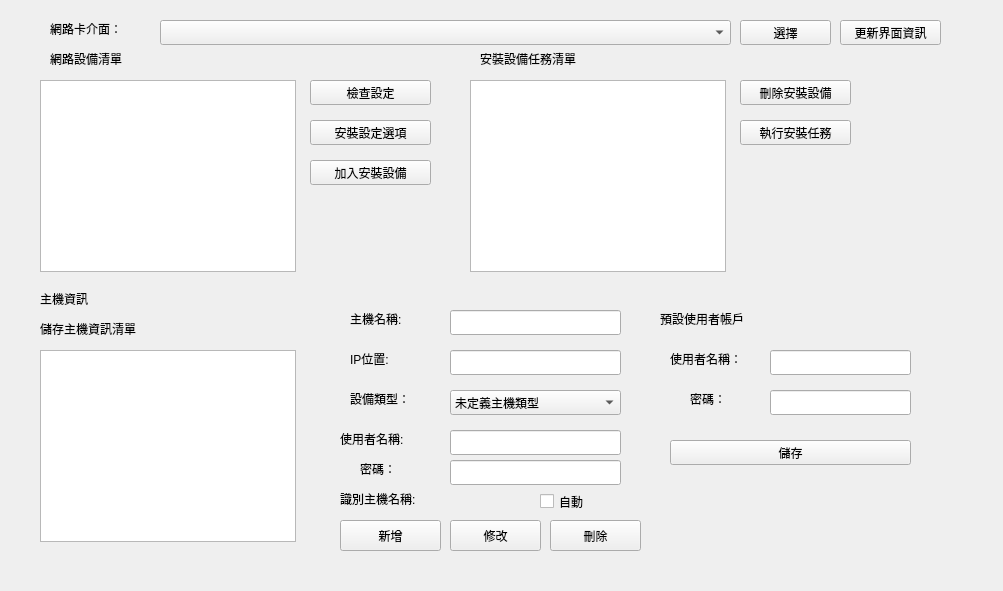
cocobird231/RV1-gui, file ws/src/ros_qt_sen/src/install_shell/install_shell.ui: the form before one commit.
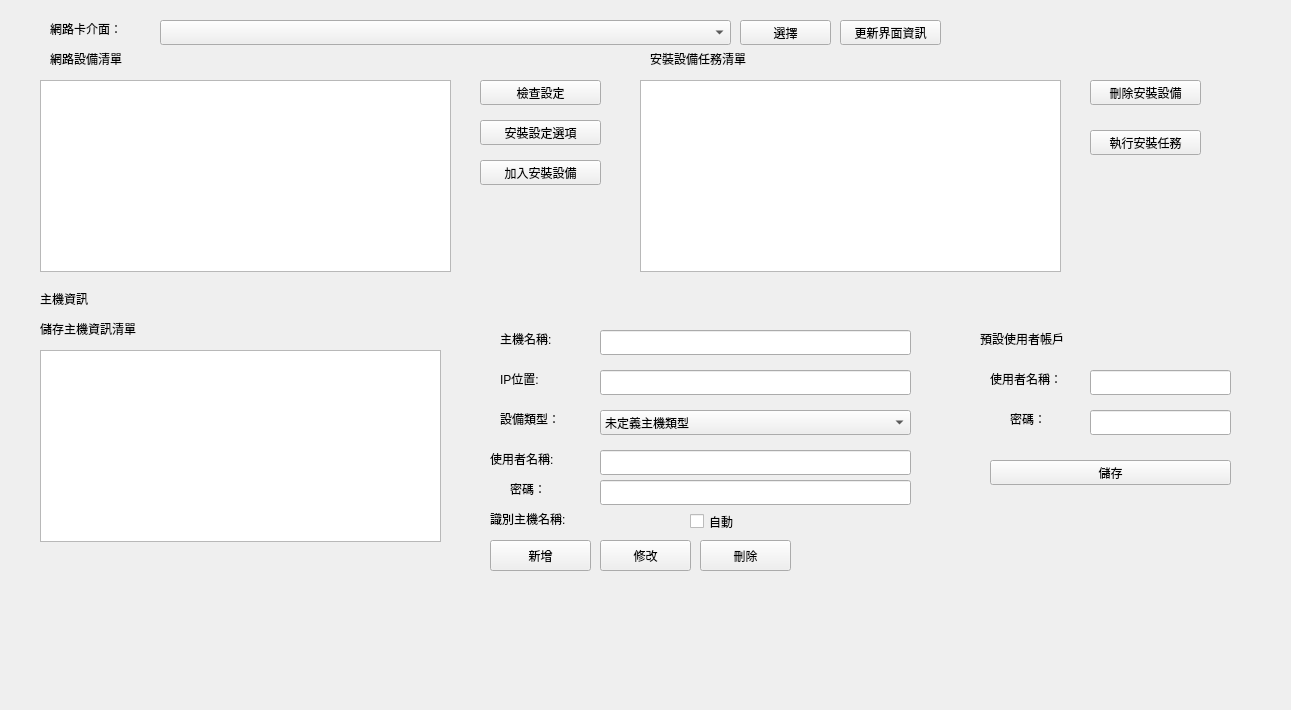
The form after the commit.

```diff
--- a/ws/src/ros_qt_sen/src/install_shell/install_shell.ui
+++ b/ws/src/ros_qt_sen/src/install_shell/install_shell.ui
@@ -6,8 +6,8 @@
    <rect>
     <x>0</x>
     <y>0</y>
-    <width>1003</width>
-    <height>591</height>
+    <width>1291</width>
+    <height>710</height>
    </rect>
   </property>
   <property name="windowTitle">
@@ -52,7 +52,7 @@
   <widget class="QPushButton" name="pushButton_3">
    <property name="geometry">
     <rect>
-     <x>310</x>
+     <x>480</x>
      <y>80</y>
      <width>121</width>
      <height>25</height>
@@ -65,7 +65,7 @@
   <widget class="QPushButton" name="pushButton_4">
    <property name="geometry">
     <rect>
-     <x>310</x>
+     <x>480</x>
      <y>120</y>
      <width>121</width>
      <height>25</height>
@@ -91,8 +91,8 @@
   <widget class="QLabel" name="label_2">
    <property name="geometry">
     <rect>
-     <x>350</x>
-     <y>350</y>
+     <x>500</x>
+     <y>370</y>
      <width>67</width>
      <height>17</height>
     </rect>
@@ -104,8 +104,8 @@
   <widget class="QLabel" name="label_3">
    <property name="geometry">
     <rect>
-     <x>350</x>
-     <y>310</y>
+     <x>500</x>
+     <y>330</y>
      <width>81</width>
      <height>17</height>
     </rect>
@@ -117,9 +117,9 @@
   <widget class="QLineEdit" name="lineEdit">
    <property name="geometry">
     <rect>
-     <x>450</x>
-     <y>350</y>
-     <width>171</width>
+     <x>600</x>
+     <y>370</y>
+     <width>311</width>
      <height>25</height>
     </rect>
    </property>
@@ -127,9 +127,9 @@
   <widget class="QLineEdit" name="lineEdit_2">
    <property name="geometry">
     <rect>
-     <x>450</x>
-     <y>310</y>
-     <width>171</width>
+     <x>600</x>
+     <y>330</y>
+     <width>311</width>
      <height>25</height>
     </rect>
    </property>
@@ -137,8 +137,8 @@
   <widget class="QPushButton" name="pushButton_5">
    <property name="geometry">
     <rect>
-     <x>450</x>
-     <y>520</y>
+     <x>600</x>
+     <y>540</y>
      <width>91</width>
      <height>31</height>
     </rect>
@@ -152,7 +152,7 @@
     <rect>
      <x>40</x>
      <y>80</y>
-     <width>256</width>
+     <width>411</width>
      <height>192</height>
     </rect>
    </property>
@@ -160,9 +160,9 @@
   <widget class="QListWidget" name="listWidget_2">
    <property name="geometry">
     <rect>
-     <x>470</x>
+     <x>640</x>
      <y>80</y>
-     <width>256</width>
+     <width>421</width>
      <height>192</height>
     </rect>
    </property>
@@ -170,8 +170,8 @@
   <widget class="QLabel" name="label_4">
    <property name="geometry">
     <rect>
-     <x>350</x>
-     <y>390</y>
+     <x>500</x>
+     <y>410</y>
      <width>67</width>
      <height>17</height>
     </rect>
@@ -183,9 +183,9 @@
   <widget class="QComboBox" name="comboBox_2">
    <property name="geometry">
     <rect>
-     <x>450</x>
-     <y>390</y>
-     <width>171</width>
+     <x>600</x>
+     <y>410</y>
+     <width>311</width>
      <height>25</height>
     </rect>
    </property>
@@ -213,8 +213,8 @@
   <widget class="QPushButton" name="pushButton_6">
    <property name="geometry">
     <rect>
-     <x>340</x>
-     <y>520</y>
+     <x>490</x>
+     <y>540</y>
      <width>101</width>
      <height>31</height>
     </rect>
@@ -226,8 +226,8 @@
   <widget class="QPushButton" name="pushButton_7">
    <property name="geometry">
     <rect>
-     <x>550</x>
-     <y>520</y>
+     <x>700</x>
+     <y>540</y>
      <width>91</width>
      <height>31</height>
     </rect>
@@ -254,7 +254,7 @@
     <rect>
      <x>40</x>
      <y>350</y>
-     <width>256</width>
+     <width>401</width>
      <height>192</height>
     </rect>
    </property>
@@ -288,8 +288,8 @@
   <widget class="QCheckBox" name="checkBox">
    <property name="geometry">
     <rect>
-     <x>540</x>
-     <y>490</y>
+     <x>690</x>
+     <y>510</y>
      <width>71</width>
      <height>23</height>
     </rect>
@@ -301,8 +301,8 @@
   <widget class="QLabel" name="label_8">
    <property name="geometry">
     <rect>
-     <x>340</x>
-     <y>490</y>
+     <x>490</x>
+     <y>510</y>
      <width>131</width>
      <height>17</height>
     </rect>
@@ -314,8 +314,8 @@
   <widget class="QLabel" name="label_9">
    <property name="geometry">
     <rect>
-     <x>340</x>
-     <y>430</y>
+     <x>490</x>
+     <y>450</y>
      <width>101</width>
      <height>17</height>
     </rect>
@@ -327,8 +327,8 @@
   <widget class="QLabel" name="label_10">
    <property name="geometry">
     <rect>
-     <x>360</x>
-     <y>460</y>
+     <x>510</x>
+     <y>480</y>
      <width>67</width>
      <height>17</height>
     </rect>
@@ -340,9 +340,9 @@
   <widget class="QLineEdit" name="lineEdit_3">
    <property name="geometry">
     <rect>
-     <x>450</x>
-     <y>430</y>
-     <width>171</width>
+     <x>600</x>
+     <y>450</y>
+     <width>311</width>
      <height>25</height>
     </rect>
    </property>
@@ -350,9 +350,9 @@
   <widget class="QLineEdit" name="lineEdit_4">
    <property name="geometry">
     <rect>
-     <x>450</x>
-     <y>460</y>
-     <width>171</width>
+     <x>600</x>
+     <y>480</y>
+     <width>311</width>
      <height>25</height>
     </rect>
    </property>
@@ -360,7 +360,7 @@
   <widget class="QLabel" name="label_11">
    <property name="geometry">
     <rect>
-     <x>480</x>
+     <x>650</x>
      <y>50</y>
      <width>131</width>
      <height>17</height>
@@ -373,7 +373,7 @@
   <widget class="QPushButton" name="pushButton_8">
    <property name="geometry">
     <rect>
-     <x>310</x>
+     <x>480</x>
      <y>160</y>
      <width>121</width>
      <height>25</height>
@@ -386,7 +386,7 @@
   <widget class="QPushButton" name="pushButton_9">
    <property name="geometry">
     <rect>
-     <x>740</x>
+     <x>1090</x>
      <y>80</y>
      <width>111</width>
      <height>25</height>
@@ -399,8 +399,8 @@
   <widget class="QPushButton" name="pushButton_10">
    <property name="geometry">
     <rect>
-     <x>740</x>
-     <y>120</y>
+     <x>1090</x>
+     <y>130</y>
      <width>111</width>
      <height>25</height>
     </rect>
@@ -412,8 +412,8 @@
   <widget class="QLabel" name="label_12">
    <property name="geometry">
     <rect>
-     <x>660</x>
-     <y>310</y>
+     <x>980</x>
+     <y>330</y>
      <width>111</width>
      <height>17</height>
     </rect>
@@ -425,8 +425,8 @@
   <widget class="QLabel" name="label_13">
    <property name="geometry">
     <rect>
-     <x>670</x>
-     <y>350</y>
+     <x>990</x>
+     <y>370</y>
      <width>91</width>
      <height>17</height>
     </rect>
@@ -438,8 +438,8 @@
   <widget class="QLabel" name="label_14">
    <property name="geometry">
     <rect>
-     <x>690</x>
-     <y>390</y>
+     <x>1010</x>
+     <y>410</y>
      <width>51</width>
      <height>17</height>
     </rect>
@@ -451,8 +451,8 @@
   <widget class="QLineEdit" name="lineEdit_5">
    <property name="geometry">
     <rect>
-     <x>770</x>
-     <y>350</y>
+     <x>1090</x>
+     <y>370</y>
      <width>141</width>
      <height>25</height>
     </rect>
@@ -461,8 +461,8 @@
   <widget class="QLineEdit" name="lineEdit_6">
    <property name="geometry">
     <rect>
-     <x>770</x>
-     <y>390</y>
+     <x>1090</x>
+     <y>410</y>
      <width>141</width>
      <height>25</height>
     </rect>
@@ -471,8 +471,8 @@
   <widget class="QPushButton" name="pushButton_11">
    <property name="geometry">
     <rect>
-     <x>670</x>
-     <y>440</y>
+     <x>990</x>
+     <y>460</y>
      <width>241</width>
      <height>25</height>
     </rect>
```
